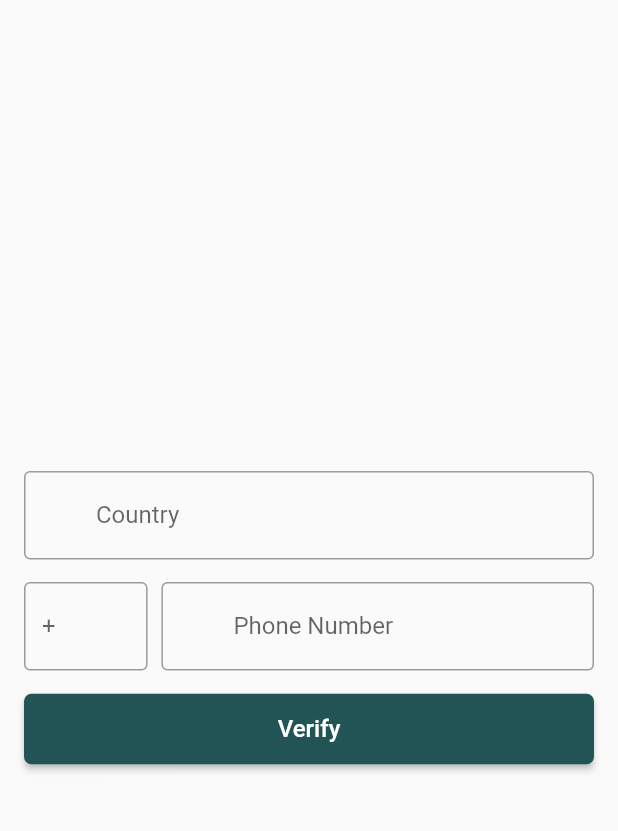
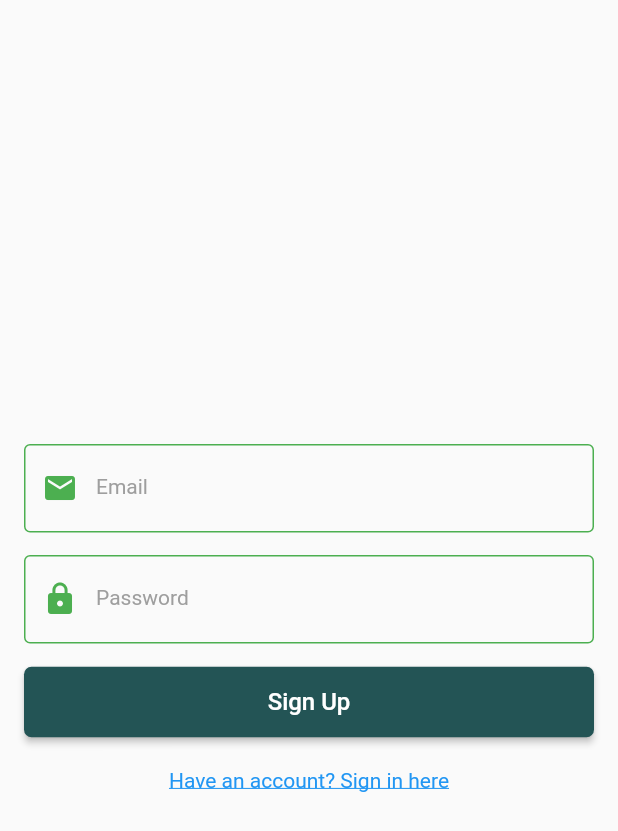
Before and after one commit to davidkihara/kime, a Flutter app: the screen it shows after launch, after a tap on "Get Started", on a phone screen of 412 x 824 dp. Shown: the top 831 px of the screen. Run offline on Flutter 3.47's test engine with Material 2 defaults, Android fonts, the phone set to English and light mode, and no system bars; our stand-ins replace firebase_auth, firebase_core, pinput, settings_ui; accounts and stored records are empty; network calls fail.

Commit message:
Working on theme mode

```diff
--- a/lib/main.dart
+++ b/lib/main.dart
@@ -1,23 +1,35 @@
+import 'package:firebase_core/firebase_core.dart';
 import 'package:flutter/material.dart';
 import 'package:kime/screens/welcome/welcome.dart';
 
-void main() {
+Future<void> main() async {
+  WidgetsFlutterBinding.ensureInitialized();
+  await Firebase.initializeApp();
   runApp(const MyApp());
 }
 
 class MyApp extends StatelessWidget {
+  static final ValueNotifier<ThemeMode> themeNotifier =
+      ValueNotifier(ThemeMode.light);
   const MyApp({Key? key}) : super(key: key);
 
   // This widget is the root of your application.
   @override
   Widget build(BuildContext context) {
+    return ValueListenableBuilder<ThemeMode>(
+        valueListenable: themeNotifier,
+        builder: (_, ThemeMode currentMode, __) {
           return MaterialApp(
             debugShowCheckedModeBanner: false,
             title: 'Flutter Demo',
             theme: ThemeData(
-        primarySwatch: Colors.blue,
+              primarySwatch: Colors.amber,
             ),
+            // theme: ThemeData.light(),
+            darkTheme: ThemeData.dark(),
+            themeMode: currentMode,
             home: const Welcome(),
           );
+        });
   }
 }
--- /dev/null
+++ b/lib/screens/auth/email/sign_up.dart
@@ -0,0 +1,112 @@
+import 'package:flutter/material.dart';
+import 'package:kime/screens/auth/email/sign_in.dart';
+import 'package:kime/screens/widgets/app_button.dart';
+import 'package:kime/screens/widgets/app_input.dart';
+import 'package:firebase_auth/firebase_auth.dart';
+
+class SignUp extends StatefulWidget {
+  const SignUp({Key? key}) : super(key: key);
+
+  @override
+  State<SignUp> createState() => _SignUpState();
+}
+
+class _SignUpState extends State<SignUp> {
+  TextEditingController emailEditingController = TextEditingController();
+  TextEditingController passwordEditingController = TextEditingController();
+  @override
+  Widget build(BuildContext context) {
+    // double width = MediaQuery.of(context).size.width;
+
+    return Scaffold(
+      body: Padding(
+        padding: const EdgeInsets.all(16.0),
+        child: Center(
+          child: Column(
+            mainAxisAlignment: MainAxisAlignment.center,
+            crossAxisAlignment: CrossAxisAlignment.center,
+            children: [
+              AppInputField(
+                textEditingController: emailEditingController,
+                obscureText: false,
+                hintText: "Email",
+                labelText: "Email",
+                icon: const Icon(
+                  Icons.email,
+                  color: Colors.green,
+                ),
+              ),
+              const SizedBox(
+                height: 15,
+              ),
+              AppInputField(
+                textEditingController: passwordEditingController,
+                obscureText: false,
+                hintText: "Password",
+                labelText: "Password",
+                icon: const Icon(
+                  Icons.lock,
+                  color: Colors.green,
+                ),
+              ),
+              const SizedBox(
+                height: 15,
+              ),
+              AppButton(
+                onPress: () {
+                  _signUp();
+                  // Navigator.of(context).push(
+                  //   MaterialPageRoute(
+                  //     builder: (context) => const HomePage(),
+                  //   ),
+                  // );
+                },
+                text: "Sign Up",
+              ),
+              const SizedBox(
+                height: 20,
+              ),
+              InkWell(
+                onTap: () {
+                  Navigator.of(context).push(
+                    MaterialPageRoute(
+                      builder: (context) => const SignIn(),
+                    ),
+                  );
+                },
+                child: const Text("Have an account? Sign in here",
+                    style: TextStyle(
+                      color: Colors.blue,
+                      fontSize: 14,
+                      fontWeight: FontWeight.w400,
+                      decoration: TextDecoration.underline,
+                    )),
+              )
+            ],
+          ),
+        ),
+      ),
+    );
+  }
+
+  Future<void> _signUp() async {
+    String email = emailEditingController.text.trim();
+    String password = passwordEditingController.text.trim();
+    try {
+      final credential =
+          await FirebaseAuth.instance.createUserWithEmailAndPassword(
+        email: email,
+        password: password,
+      );
+      print(credential);
+    } on FirebaseAuthException catch (e) {
+      if (e.code == 'weak-password') {
+        print('The password provided is too weak.');
+      } else if (e.code == 'email-already-in-use') {
+        print('The account already exists for that email.');
+      }
+    } catch (e) {
+      print(e);
+    }
+  }
+}
--- a/lib/screens/auth/phone_auth.dart
+++ b/lib/screens/auth/phone/phone_auth.dart
@@ -1,5 +1,5 @@
 import 'package:flutter/material.dart';
-import 'package:kime/screens/auth/otp.dart';
+import 'package:kime/screens/auth/phone/otp.dart';
 import 'package:kime/screens/widgets/app_button.dart';
 
 class PhoneAuth extends StatefulWidget {
--- a/lib/screens/welcome/welcome.dart
+++ b/lib/screens/welcome/welcome.dart
@@ -1,5 +1,5 @@
 import 'package:flutter/material.dart';
-import 'package:kime/screens/auth/phone_auth.dart';
+import 'package:kime/screens/auth/email/sign_up.dart';
 import 'package:kime/screens/widgets/app_button.dart';
 
 class Welcome extends StatelessWidget {
@@ -15,7 +15,7 @@ class Welcome extends StatelessWidget {
             onPress: () {
               Navigator.of(context).push(
                 MaterialPageRoute(
-                  builder: (context) => const PhoneAuth(),
+                  builder: (context) => const SignUp(),
                 ),
               );
             },
--- /dev/null
+++ b/lib/screens/widgets/app_input.dart
@@ -0,0 +1,68 @@
+import 'package:flutter/material.dart';
+import 'package:kime/utils/app_colors.dart';
+
+class AppInputField extends StatelessWidget {
+  TextEditingController textEditingController;
+  bool obscureText;
+  String hintText;
+  String labelText;
+  Icon icon;
+  AppInputField({
+    Key? key,
+    required this.textEditingController,
+    required this.obscureText,
+    required this.hintText,
+    required this.labelText,
+    required this.icon,
+  }) : super(key: key);
+
+  @override
+  Widget build(BuildContext context) {
+    return TextFormField(
+      controller: textEditingController,
+      obscureText: obscureText,
+      decoration: InputDecoration(
+        focusedBorder: const OutlineInputBorder(
+          borderRadius: BorderRadius.all(Radius.circular(4)),
+          borderSide: BorderSide(width: 1, color: Colors.red),
+        ),
+        disabledBorder: const OutlineInputBorder(
+          borderRadius: BorderRadius.all(Radius.circular(4)),
+          borderSide: BorderSide(width: 1, color: Colors.orange),
+        ),
+        enabledBorder: const OutlineInputBorder(
+          borderRadius: BorderRadius.all(Radius.circular(4)),
+          borderSide: BorderSide(width: 1, color: Colors.green),
+        ),
+        border: const OutlineInputBorder(
+            borderRadius: BorderRadius.all(Radius.circular(4)),
+            borderSide: BorderSide(
+              width: 1,
+            )),
+        errorBorder: const OutlineInputBorder(
+            borderRadius: BorderRadius.all(Radius.circular(4)),
+            borderSide: BorderSide(width: 1, color: Colors.black)),
+        focusedErrorBorder: const OutlineInputBorder(
+            borderRadius: BorderRadius.all(Radius.circular(4)),
+            borderSide: BorderSide(width: 1, color: Colors.yellowAccent)),
+        hintText: hintText,
+        labelText: labelText,
+        labelStyle: const TextStyle(
+          color: Colors.grey,
+          fontSize: 14,
+          fontWeight: FontWeight.normal,
+        ),
+        prefixIcon: icon,
+        // prefixIcon: const Padding(
+        //   padding: EdgeInsets.only(left: 5),
+        // ),
+      ),
+      // validator: (value) {
+      //   if (value == null || value.isEmpty) {
+      //     return 'Please enter your height';
+      //   }
+      //   return null;
+      // },
+    );
+  }
+}
--- a/pubspec.yaml
+++ b/pubspec.yaml
@@ -35,6 +35,12 @@ dependencies:
   # Use with the CupertinoIcons class for iOS style icons.
   cupertino_icons: ^1.0.2
   pinput: ^2.2.11
+  firebase_auth: ^4.2.0
+  firebase_core: ^2.5.0
+  settings_ui: ^2.0.2
+  shared_preferences: ^2.1.0
+  provider: ^6.0.5
+
 
 dev_dependencies:
   flutter_test:
```
Also changed, not shown: lib/screens/auth/email/sign_in.dart (added, +109 -0 lines), lib/screens/home/homepage.dart (+55 -1 lines), lib/screens/settings/profile/profile.dart (added, +19 -0 lines), lib/screens/settings/settings.dart (added, +129 -0 lines), lib/screens/auth/phone/otp.dart (renamed from lib/screens/auth/otp.dart), pubspec.lock, 4 other files. Lines whose indentation alone changed are shown as unchanged.
